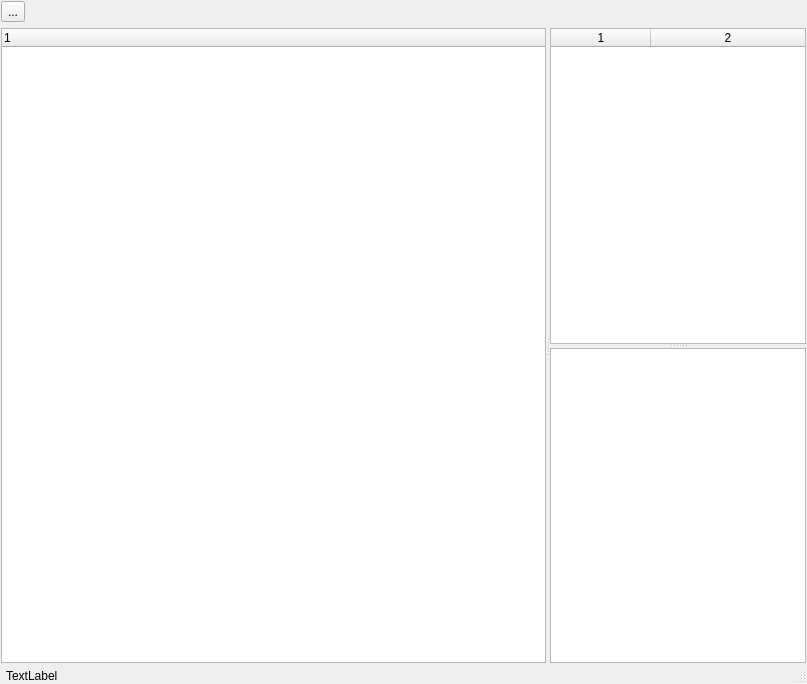
The window that mboxviewer.ui (pjrinaldi/wombatforensics) describes before a commit, drawn with Qt 5.
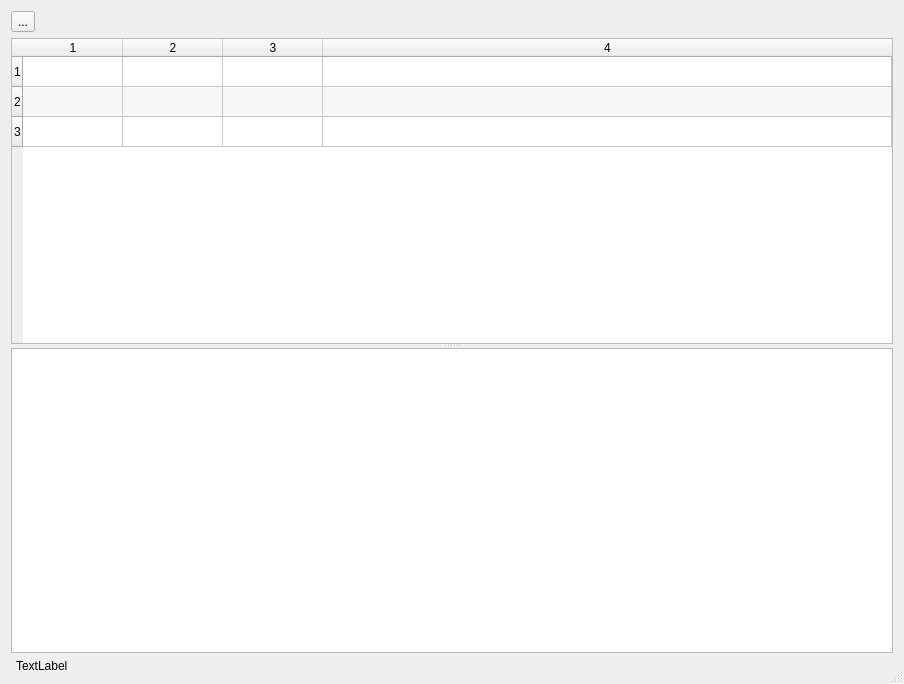
The same window after the commit.

Commit message: working on initial setup of mbox viewer gui, then i will start with the simplest parsing methodology and improve from there.

What changed in the file:
```diff
--- a/mboxviewer.ui
+++ b/mboxviewer.ui
@@ -1,7 +1,7 @@
 <?xml version="1.0" encoding="UTF-8"?>
 <ui version="4.0">
- <class>RegistryViewerDialog</class>
- <widget class="QDialog" name="RegistryViewerDialog">
+ <class>MBoxDialog</class>
+ <widget class="QDialog" name="MBoxDialog">
   <property name="windowModality">
    <enum>Qt::ApplicationModal</enum>
   </property>
@@ -9,12 +9,12 @@
    <rect>
     <x>0</x>
     <y>0</y>
-    <width>807</width>
+    <width>904</width>
     <height>684</height>
    </rect>
   </property>
   <property name="windowTitle">
-   <string>Registry Viewer</string>
+   <string>MBox Viewer</string>
   </property>
   <property name="sizeGripEnabled">
    <bool>true</bool>
@@ -23,18 +23,6 @@
    <bool>true</bool>
   </property>
   <layout class="QVBoxLayout" name="verticalLayout">
-   <property name="leftMargin">
-    <number>1</number>
-   </property>
-   <property name="topMargin">
-    <number>1</number>
-   </property>
-   <property name="rightMargin">
-    <number>1</number>
-   </property>
-   <property name="bottomMargin">
-    <number>1</number>
-   </property>
    <item>
     <widget class="QToolButton" name="toolButton">
      <property name="text">
@@ -43,65 +31,47 @@
     </widget>
    </item>
    <item>
-    <widget class="QSplitter" name="splitter_3">
-     <property name="sizePolicy">
-      <sizepolicy hsizetype="Expanding" vsizetype="Preferred">
-       <horstretch>0</horstretch>
-       <verstretch>1</verstretch>
-      </sizepolicy>
-     </property>
+    <widget class="QSplitter" name="splitter">
      <property name="orientation">
-      <enum>Qt::Horizontal</enum>
+      <enum>Qt::Vertical</enum>
      </property>
-     <widget class="QSplitter" name="splitter">
-      <property name="sizePolicy">
-       <sizepolicy hsizetype="Expanding" vsizetype="Ignored">
-        <horstretch>1</horstretch>
-        <verstretch>1</verstretch>
-       </sizepolicy>
+     <property name="opaqueResize">
+      <bool>true</bool>
+     </property>
+     <widget class="QTableWidget" name="mailtable">
+      <property name="editTriggers">
+       <set>QAbstractItemView::NoEditTriggers</set>
       </property>
-      <property name="orientation">
-       <enum>Qt::Horizontal</enum>
+      <property name="showDropIndicator" stdset="0">
+       <bool>false</bool>
       </property>
-      <property name="opaqueResize">
-       <bool>true</bool>
+      <property name="dragDropOverwriteMode">
+       <bool>false</bool>
       </property>
-      <property name="childrenCollapsible">
+      <property name="alternatingRowColors">
        <bool>true</bool>
       </property>
-      <widget class="QTreeWidget" name="treeWidget">
-       <property name="sizePolicy">
-        <sizepolicy hsizetype="Expanding" vsizetype="Expanding">
-         <horstretch>1</horstretch>
-         <verstretch>1</verstretch>
-        </sizepolicy>
-       </property>
-       <column>
-        <property name="text">
-         <string notr="true">1</string>
-        </property>
-       </column>
-      </widget>
-     </widget>
-     <widget class="QSplitter" name="splitter_2">
-      <property name="orientation">
-       <enum>Qt::Vertical</enum>
+      <property name="selectionBehavior">
+       <enum>QAbstractItemView::SelectRows</enum>
       </property>
-      <widget class="QTableWidget" name="tableWidget">
-       <property name="columnCount">
-        <number>2</number>
-       </property>
-       <attribute name="horizontalHeaderCascadingSectionResizes">
-        <bool>false</bool>
-       </attribute>
-       <attribute name="horizontalHeaderStretchLastSection">
-        <bool>true</bool>
-       </attribute>
-       <column/>
-       <column/>
-      </widget>
-      <widget class="QPlainTextEdit" name="plainTextEdit"/>
+      <property name="rowCount">
+       <number>3</number>
+      </property>
+      <property name="columnCount">
+       <number>4</number>
+      </property>
+      <attribute name="horizontalHeaderStretchLastSection">
+       <bool>true</bool>
+      </attribute>
+      <row/>
+      <row/>
+      <row/>
+      <column/>
+      <column/>
+      <column/>
+      <column/>
      </widget>
+     <widget class="QPlainTextEdit" name="mailcontent"/>
     </widget>
    </item>
    <item>
```
The commit also changes 7 other files.
